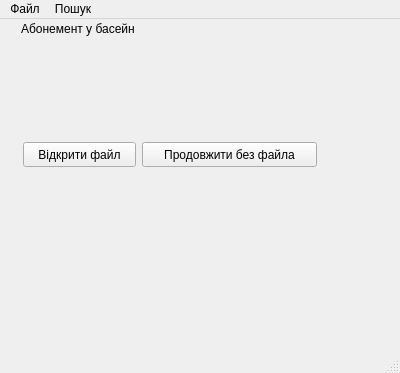
Old version of the form OOPCourseProject/mainwindow.ui in the repository Volchonak/OOPCourseProject.
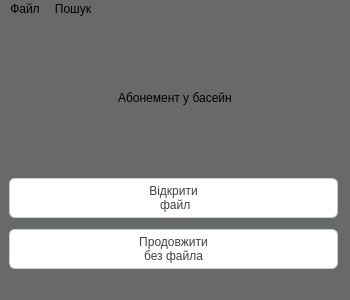
New version of the form. Icons and pictures are not drawn.

Commit message: added all main functions and buttons

The edit to the form file:
```diff
--- a/OOPCourseProject/mainwindow.ui
+++ b/OOPCourseProject/mainwindow.ui
@@ -6,66 +6,148 @@
    <rect>
     <x>0</x>
     <y>0</y>
-    <width>400</width>
-    <height>373</height>
+    <width>350</width>
+    <height>300</height>
    </rect>
   </property>
+  <property name="minimumSize">
+   <size>
+    <width>350</width>
+    <height>300</height>
+   </size>
+  </property>
   <property name="maximumSize">
    <size>
-    <width>400</width>
-    <height>400</height>
+    <width>350</width>
+    <height>300</height>
    </size>
   </property>
   <property name="windowTitle">
    <string>MainWindow</string>
   </property>
+  <property name="styleSheet">
+   <string notr="true">background-color: rgb(104, 106, 105);</string>
+  </property>
   <widget class="QWidget" name="centralwidget">
-   <widget class="QLabel" name="LabelWelcomText">
-    <property name="geometry">
-     <rect>
-      <x>21</x>
-      <y>1</y>
-      <width>144</width>
-      <height>17</height>
-     </rect>
-    </property>
-    <property name="text">
-     <string>Абонемент у басейн</string>
-    </property>
-   </widget>
-   <widget class="QPushButton" name="PushButtonOpenFile">
-    <property name="geometry">
-     <rect>
-      <x>23</x>
-      <y>123</y>
-      <width>113</width>
-      <height>25</height>
-     </rect>
-    </property>
-    <property name="text">
-     <string>Відкрити файл</string>
-    </property>
-   </widget>
-   <widget class="QPushButton" name="PushButtonContinueWithoutFile">
-    <property name="geometry">
-     <rect>
-      <x>142</x>
-      <y>123</y>
-      <width>175</width>
-      <height>25</height>
-     </rect>
-    </property>
-    <property name="text">
-     <string>Продовжити без файла</string>
-    </property>
-   </widget>
+   <layout class="QGridLayout" name="gridLayout">
+    <item row="0" column="0">
+     <layout class="QHBoxLayout" name="horizontalLayout_2">
+      <item>
+       <spacer name="horizontalSpacer">
+        <property name="orientation">
+         <enum>Qt::Horizontal</enum>
+        </property>
+        <property name="sizeHint" stdset="0">
+         <size>
+          <width>40</width>
+          <height>20</height>
+         </size>
+        </property>
+       </spacer>
+      </item>
+      <item>
+       <widget class="QLabel" name="LabelWelcomeText">
+        <property name="styleSheet">
+         <string notr="true">
+font: 75 italic 25pt &quot;Ubuntu Condensed&quot;;
+</string>
+        </property>
+        <property name="text">
+         <string>Абонемент у басейн</string>
+        </property>
+       </widget>
+      </item>
+      <item>
+       <spacer name="horizontalSpacer_2">
+        <property name="orientation">
+         <enum>Qt::Horizontal</enum>
+        </property>
+        <property name="sizeHint" stdset="0">
+         <size>
+          <width>40</width>
+          <height>20</height>
+         </size>
+        </property>
+       </spacer>
+      </item>
+     </layout>
+    </item>
+    <item row="1" column="0">
+     <layout class="QVBoxLayout" name="verticalLayout">
+      <item>
+       <widget class="QPushButton" name="PushButtonOpenFile">
+        <property name="styleSheet">
+         <string notr="true">QPushButton{
+	background-color:white;
+	margin-right:3%;
+	margin-top:5px;
+	border-width:1px;
+	border-style:solid;
+	border-color:rgb(204,204,204);
+	border-radius:6px;
+	padding: 5px 9px;
+	font: 12pt &quot;Times New Roman&quot;;
+	color:rgb(64, 65, 66);
+image:url(:/photo/save.png);
+image-position:left;
+}
+
+QPushButton:hover {
+		border-bottom: 3px solid rgb(204, 204, 204);
+}
+QPushButton:pressed
+{
+	background: rgb(197, 197, 197);
+}</string>
+        </property>
+        <property name="text">
+         <string>Відкрити
+ файл</string>
+        </property>
+       </widget>
+      </item>
+      <item>
+       <widget class="QPushButton" name="PushButtonContinueWithoutFile">
+        <property name="styleSheet">
+         <string notr="true">QPushButton{
+	background-color:white;
+	margin-right:3%;
+	margin-top:5px;
+	border-width:1px;
+	border-style:solid;
+	border-color:rgb(204,204,204);
+	border-radius:6px;
+	padding: 5px 9px;
+	font: 12pt &quot;Times New Roman&quot;;
+	color:rgb(64, 65, 66);
+image:url(:/photo/save.png);
+image-position:left;
+}
+
+QPushButton:hover {
+		border-bottom: 3px solid rgb(204, 204, 204);
+}
+QPushButton:pressed
+{
+	background: rgb(197, 197, 197);
+}</string>
+        </property>
+        <property name="text">
+         <string>Продовжити 
+без файла</string>
+        </property>
+       </widget>
+      </item>
+     </layout>
+    </item>
+   </layout>
   </widget>
   <widget class="QMenuBar" name="menubar">
    <property name="geometry">
     <rect>
      <x>0</x>
      <y>0</y>
-     <width>400</width>
+     <width>350</width>
      <height>22</height>
     </rect>
    </property>
```
The commit also changes 5 other files.
